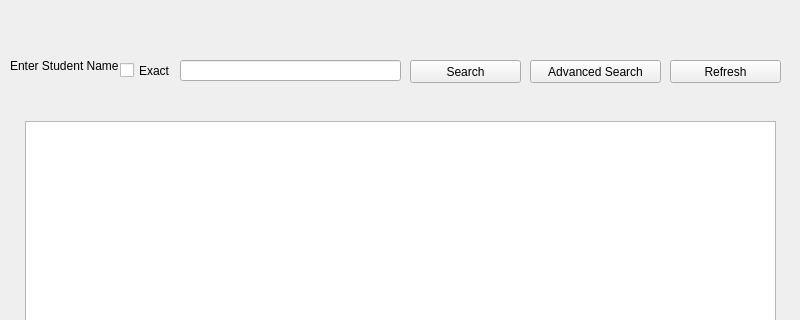
SDSMT-CSC464-F15/dancesoft, file Code/search_stu/search.ui: the form before one commit; both pictures show x 0 to 800 and y 0 to 320 of the 800 by 629 pixel window.
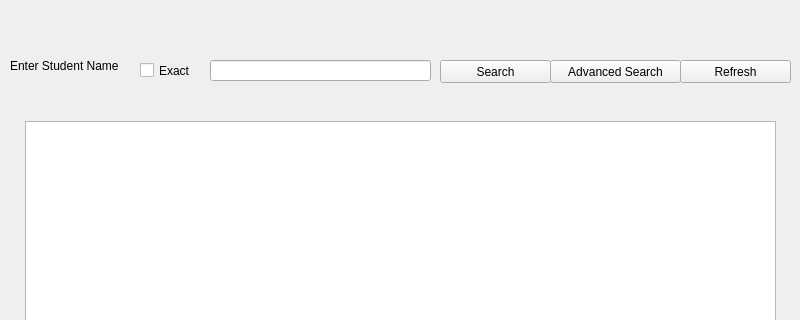
The form after the commit.

```diff
--- a/Code/search_stu/search.ui
+++ b/Code/search_stu/search.ui
@@ -19,7 +19,7 @@
      <rect>
       <x>10</x>
       <y>50</y>
-      <width>111</width>
+      <width>131</width>
       <height>31</height>
      </rect>
     </property>
@@ -30,7 +30,7 @@
    <widget class="QLineEdit" name="Search_lineEdit">
     <property name="geometry">
      <rect>
-      <x>180</x>
+      <x>210</x>
       <y>60</y>
       <width>221</width>
       <height>21</height>
@@ -40,7 +40,7 @@
    <widget class="QPushButton" name="Search_btn">
     <property name="geometry">
      <rect>
-      <x>410</x>
+      <x>440</x>
       <y>60</y>
       <width>111</width>
       <height>23</height>
@@ -53,7 +53,7 @@
    <widget class="QPushButton" name="Adv_search_btn">
     <property name="geometry">
      <rect>
-      <x>530</x>
+      <x>550</x>
       <y>60</y>
       <width>131</width>
       <height>23</height>
@@ -76,7 +76,7 @@
    <widget class="QPushButton" name="Reset_search_btn">
     <property name="geometry">
      <rect>
-      <x>670</x>
+      <x>680</x>
       <y>60</y>
       <width>111</width>
       <height>23</height>
@@ -102,7 +102,7 @@
    <widget class="QCheckBox" name="Exact_search_cbox">
     <property name="geometry">
      <rect>
-      <x>120</x>
+      <x>140</x>
       <y>50</y>
       <width>71</width>
       <height>41</height>
```
Left out of the diff: 2 changed lines with no effect on the pictures.
